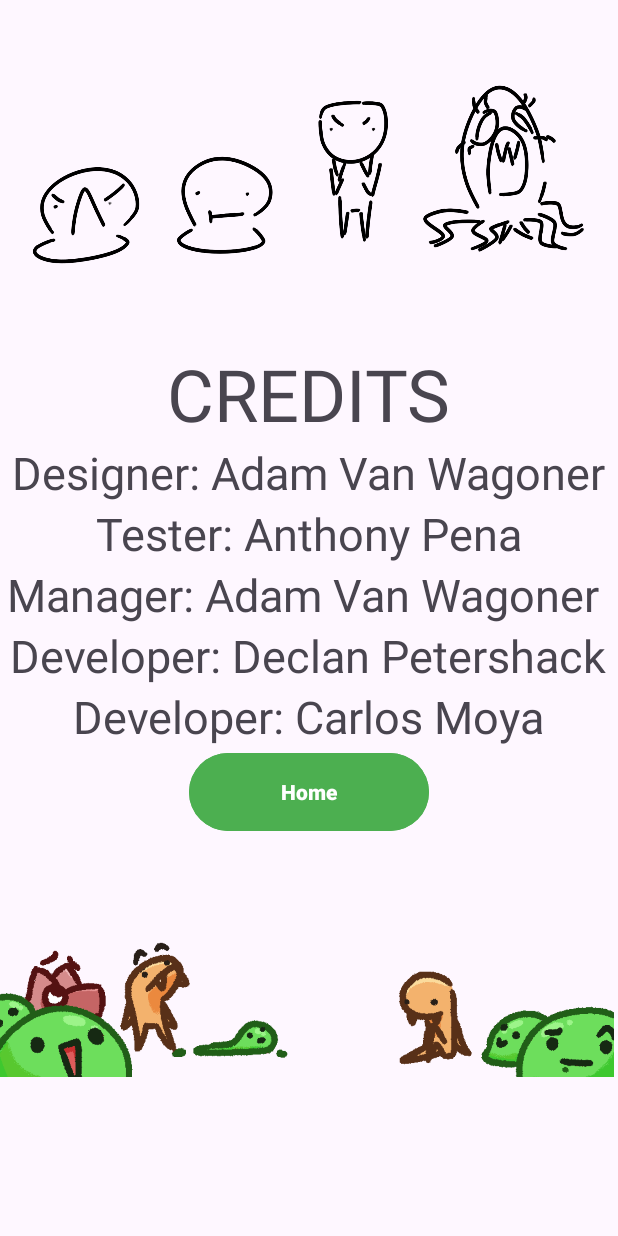
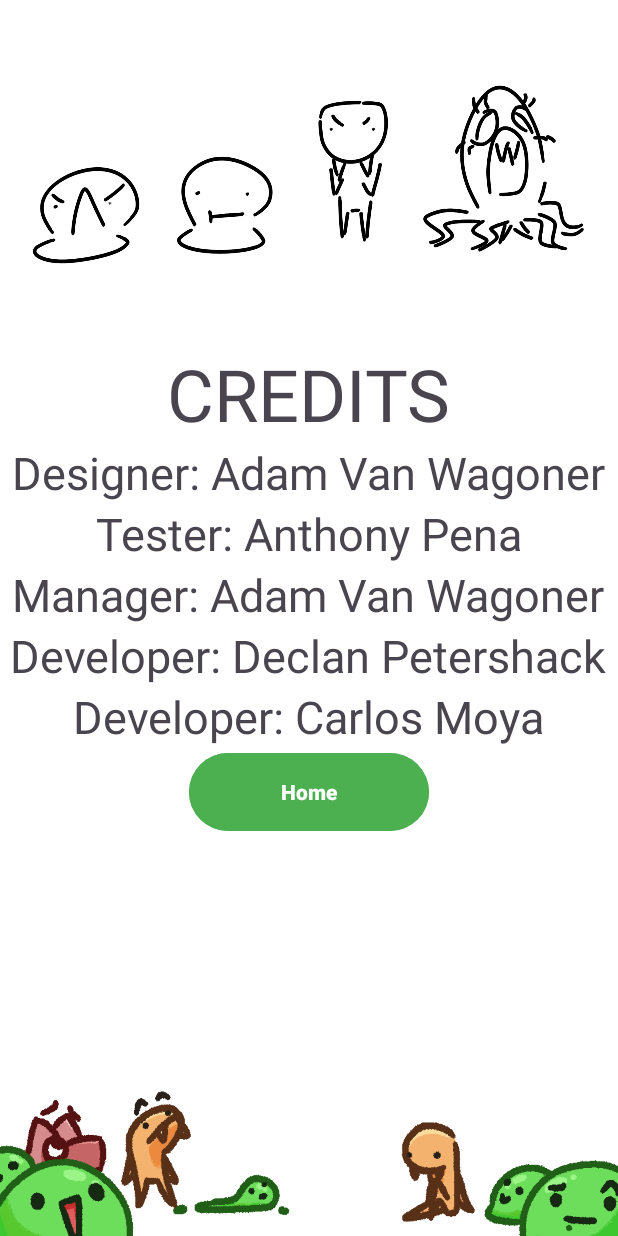
Before and after one commit to UTSA-CS-3443/MonstrousTasks, an Android app: the CreditsActivity screen opened directly, with no data from a screen before it, on a phone screen of 412 x 824 dp. Run offline under Robolectric (Android 15) with nearby library versions, the phone set to English and light mode, and no system bars.

Commit message:
bottom border fixes

```diff
--- a/app/src/main/res/layout/activity_credits.xml
+++ b/app/src/main/res/layout/activity_credits.xml
@@ -1,12 +1,12 @@
 <?xml version="1.0" encoding="utf-8"?>
-<LinearLayout xmlns:app="http://schemas.android.com/apk/res-auto"
-    xmlns:tools="http://schemas.android.com/tools"
+<LinearLayout
+    xmlns:android="http://schemas.android.com/apk/res/android"
+    android:layout_width="match_parent"
     android:layout_height="match_parent"
-    android:layout_width="match_parent"
     android:orientation="vertical"
-    android:layout_gravity="center_horizontal"
-    xmlns:android="http://schemas.android.com/apk/res/android">
+    android:background="@color/white">
 
+    <!-- Main Content -->
     <ImageView
         android:layout_width="wrap_content"
         android:layout_height="230dp"
@@ -15,56 +15,68 @@
 
     <TextView
         android:id="@+id/text_view_id"
+        android:layout_width="wrap_content"
         android:layout_height="wrap_content"
+        android:layout_gravity="center"
+        android:text="CREDITS"
+        android:textSize="48dp" />
+
+    <TextView
         android:layout_width="wrap_content"
+        android:layout_height="wrap_content"
         android:layout_gravity="center"
-        android:textSize="48dp"
-        android:text="CREDITS" />
+        android:text="Designer: Adam Van Wagoner"
+        android:textSize="30dp" />
+
     <TextView
+        android:layout_width="wrap_content"
         android:layout_height="wrap_content"
+        android:layout_gravity="center"
+        android:text="Tester: Anthony Pena"
+        android:textSize="30dp" />
+
+    <TextView
         android:layout_width="wrap_content"
+        android:layout_height="wrap_content"
         android:layout_gravity="center"
-        android:textSize="30dp"
-        android:text="Designer: Adam Van Wagoner" />
+        android:text="Manager: Adam Van Wagoner"
+        android:textSize="30dp" />
+
     <TextView
+        android:layout_width="wrap_content"
         android:layout_height="wrap_content"
+        android:layout_gravity="center"
+        android:text="Developer: Declan Petershack"
+        android:textSize="30dp" />
+
+    <TextView
         android:layout_width="wrap_content"
+        android:layout_height="wrap_content"
         android:layout_gravity="center"
-        android:textSize="30dp"
-        android:text="Tester: Anthony Pena" />
-    <TextView
-        android:layout_height="wrap_content"
-        android:layout_width="wrap_content"
-        android:layout_gravity="center"
-        android:textSize="30dp"
-        android:text="Manager: Adam Van Wagoner
-" />
-    <TextView
-        android:layout_height="wrap_content"
-        android:layout_width="wrap_content"
-        android:layout_gravity="center"
-        android:textSize="30dp"
-        android:text="Developer: Declan Petershack" />
-    <TextView
-        android:layout_height="wrap_content"
-        android:layout_width="wrap_content"
-        android:layout_gravity="center"
-        android:textSize="30dp"
-        android:text="Developer: Carlos Moya" />
+        android:text="Developer: Carlos Moya"
+        android:textSize="30dp" />
+
     <Button
+        android:id="@+id/home_button"
         android:layout_width="160dp"
         android:layout_height="60dp"
         android:layout_gravity="center"
-        android:id="@+id/home_button"
         android:backgroundTint="#4CAF50"
         android:text="Home"
         android:textStyle="bold" />
 
+    <!-- Spacer to push the bottom border down -->
+    <View
+        android:layout_width="0dp"
+        android:layout_height="0dp"
+        android:layout_weight="1" />
+
+    <!-- Bottom Border -->
     <ImageView
-            android:layout_width="409dp"
-            android:layout_height="218dp"
-            android:src="@drawable/bottom_border"/>
-
-
+        android:layout_width="match_parent"
+        android:layout_height="110dp"
+        android:src="@drawable/bottom_border"
+        android:scaleType="fitXY"
+        android:layout_gravity="bottom" />
 
 </LinearLayout>
```
Also changed, not shown: app/src/main/res/layout/activity_delete_tasks.xml (+29 -15 lines), app/src/main/res/layout/activity_end_game.xml (+27 -31 lines), app/src/main/res/layout/activity_game.xml (+10 -3 lines), app/src/main/res/layout/activity_main.xml (+17 -28 lines), app/src/main/res/layout/activity_profile.xml (+16 -30 lines), app/src/main/res/layout/activity_start_session.xml (+21 -17 lines).
